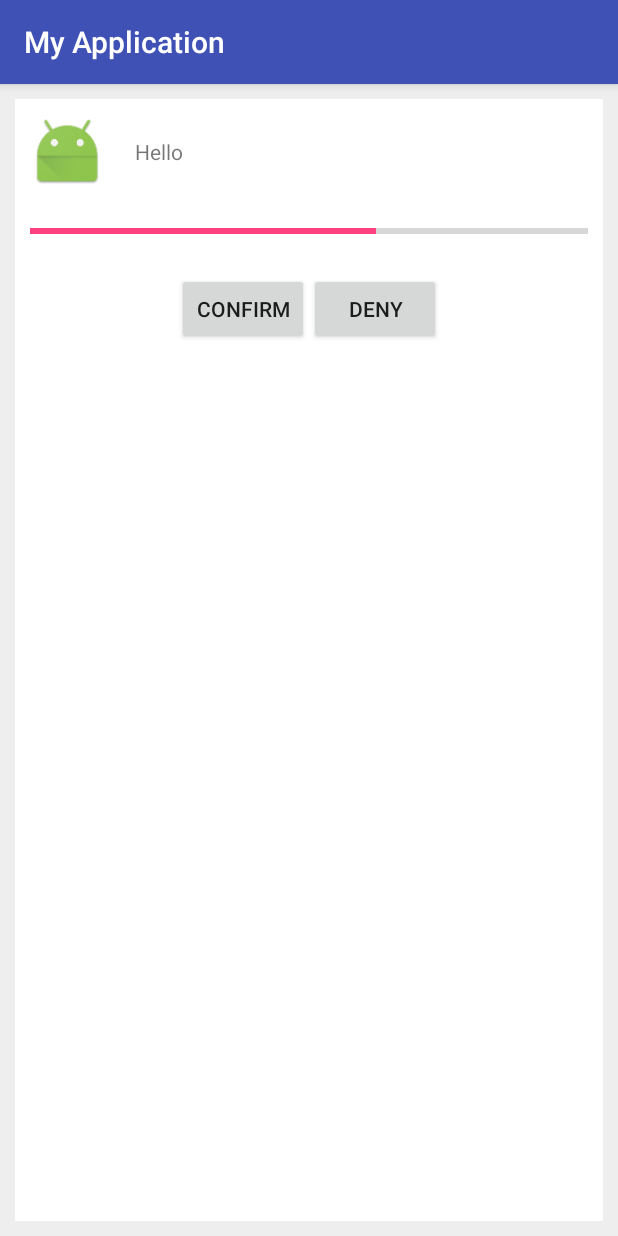
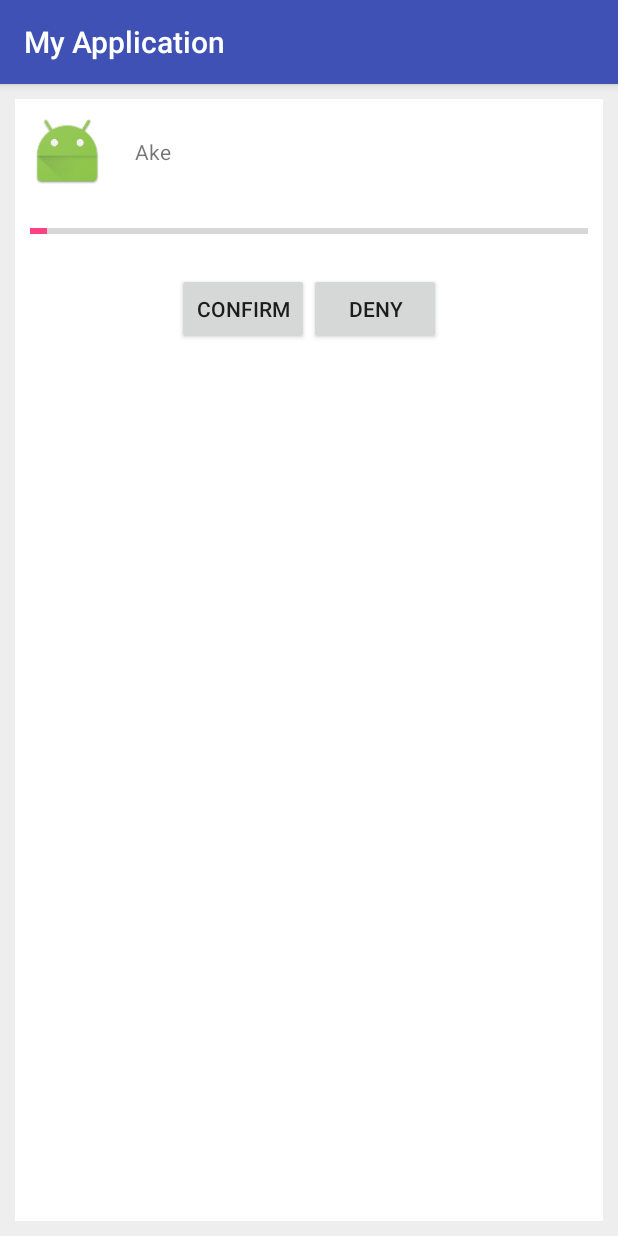
Before and after one commit to akexorcist/RecyclerVIew-With-Loading-Task, an Android app: the screen it shows after launch (MainActivity), on a phone screen of 412 x 824 dp. Run offline under Robolectric (Android 15) with nearby library versions, the phone set to English and light mode, and no system bars.

Commit message:
Add name

```diff
--- a/app/src/main/java/com/akexorcist/myapplication/SimpleAdapter.java
+++ b/app/src/main/java/com/akexorcist/myapplication/SimpleAdapter.java
@@ -29,6 +29,7 @@ public class SimpleAdapter extends RecyclerView.Adapter<SimpleViewHolder> {
     @Override
     public void onBindViewHolder(SimpleViewHolder holder, final int position) {
         new FakeLoadingTask(holder.pbLoading).executeOnExecutor(AsyncTask.THREAD_POOL_EXECUTOR, null);
+        holder.tvName.setText(itemList.get(position));
         holder.btnConfirm.setOnClickListener(new View.OnClickListener() {
             @Override
             public void onClick(View v) {
```
